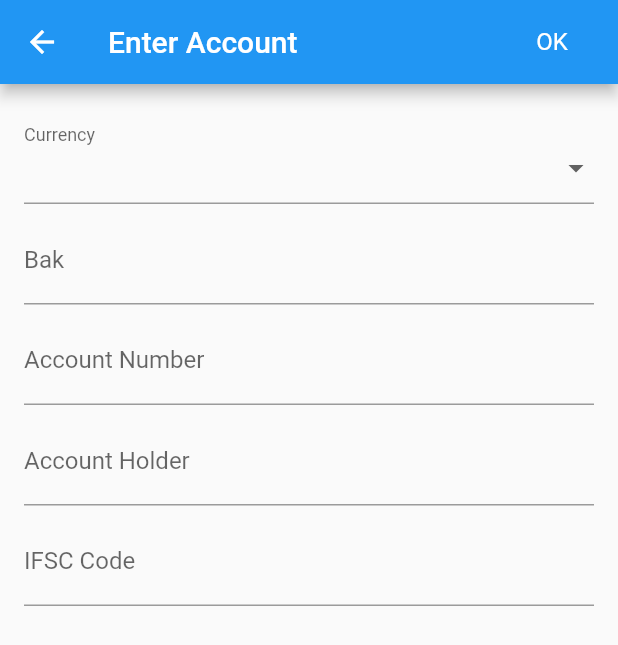
After one commit to yagnyam-in/proxy-flutter, a Flutter app: the ReceivingAccountDialog screen opened directly, on a phone screen of 412 x 824 dp. The commit adds this screen. Shown: the top 645 px of the screen. Run offline on Flutter 3.47's test engine with Material 2 defaults, Android fonts, the phone set to English and light mode, and no system bars; our stand-ins replace firebase_messaging, flutter_slidable, shared_preferences, sqflite, tuple; missing offline and left inert: proxy_core, proxy_messages; accounts and stored records are empty.

Commit message:
adding receiving accounts

```diff
--- /dev/null
+++ b/lib/banking/receiving_account_dialog.dart
@@ -0,0 +1,188 @@
+import 'package:flutter/material.dart';
+import 'package:proxy_core/core.dart';
+import 'package:proxy_flutter/localizations.dart';
+import 'package:proxy_flutter/model/receiving_account_entity.dart';
+import 'package:proxy_messages/banking.dart';
+
+typedef SetupMasterProxyCallback = void Function(ProxyId proxyId);
+
+class ReceivingAccountDialog extends StatefulWidget {
+  final ReceivingAccountEntity receivingAccount;
+
+  ReceivingAccountDialog({Key key, this.receivingAccount}) : super(key: key) {
+    print("Constructing ReceivingAccountDialog");
+  }
+
+  @override
+  _ReceivingAccountDialogState createState() =>
+      _ReceivingAccountDialogState(receivingAccount);
+}
+
+class _ReceivingAccountDialogState extends State<ReceivingAccountDialog> {
+  final ReceivingAccountEntity receivingAccount;
+  final GlobalKey<ScaffoldState> _scaffoldKey = new GlobalKey<ScaffoldState>();
+  final GlobalKey<FormState> _formKey = GlobalKey<FormState>();
+
+  final TextEditingController accountNameController;
+  final TextEditingController accountNumberController;
+  final TextEditingController accountHolderController;
+  final TextEditingController bankController;
+  final TextEditingController ifscCodeController;
+  final List<String> validCurrencies = [Currency.INR, Currency.EUR];
+
+  String _currency;
+
+  _ReceivingAccountDialogState(this.receivingAccount)
+      : accountNameController =
+            TextEditingController(text: receivingAccount?.accountName),
+        accountNumberController =
+            TextEditingController(text: receivingAccount?.accountNumber),
+        accountHolderController =
+            TextEditingController(text: receivingAccount?.accountHolder),
+        bankController = TextEditingController(text: receivingAccount?.bank),
+        ifscCodeController =
+            TextEditingController(text: receivingAccount?.ifscCode) {
+    _currency = receivingAccount?.currency;
+  }
+
+  void showError(String message) {
+    _scaffoldKey.currentState.showSnackBar(SnackBar(
+      content: Text(message),
+      duration: Duration(seconds: 3),
+    ));
+  }
+
+  @override
+  Widget build(BuildContext context) {
+    ProxyLocalizations localizations = ProxyLocalizations.of(context);
+
+    return Scaffold(
+      key: _scaffoldKey,
+      appBar: AppBar(
+        title: Text(localizations.enterAmountTitle),
+        actions: [
+          new FlatButton(
+              onPressed: () => _submit(localizations),
+              child: new Text(localizations.okButtonLabel,
+                  style: Theme.of(context)
+                      .textTheme
+                      .subhead
+                      .copyWith(color: Colors.white))),
+        ],
+      ),
+      body: Padding(
+        padding: EdgeInsets.fromLTRB(16.0, 16.0, 16.0, 8.0),
+        child: form(context),
+      ),
+    );
+  }
+
+  Widget form(BuildContext context) {
+    ProxyLocalizations localizations = ProxyLocalizations.of(context);
+
+    return Form(
+      key: _formKey,
+      child: ListView(
+        children: <Widget>[
+          new FormField(
+            builder: (FormFieldState state) {
+              return InputDecorator(
+                decoration: InputDecoration(
+                  labelText: localizations.currency,
+                  // helperText: localizations.currencyHint,
+                ),
+                isEmpty: _currency == '',
+                child: new DropdownButtonHideUnderline(
+                  child: new DropdownButton(
+                    value: _currency,
+                    isDense: true,
+                    onChanged: (String newValue) {
+                      setState(() {
+                        _currency = newValue;
+                        state.didChange(newValue);
+                      });
+                    },
+                    items: validCurrencies.map((String value) {
+                      return new DropdownMenuItem(
+                        value: value,
+                        child: new Text(value),
+                      );
+                    }).toList(),
+                  ),
+                ),
+              );
+            },
+          ),
+          const SizedBox(height: 8.0),
+          TextFormField(
+            controller: bankController,
+            decoration: InputDecoration(
+              labelText: localizations.bank,
+            ),
+            validator: (value) => _fieldValidator(localizations, value),
+          ),
+          const SizedBox(height: 8.0),
+          TextFormField(
+            controller: accountNumberController,
+            decoration: InputDecoration(
+              labelText: localizations.accountNumber,
+            ),
+            validator: (value) => _fieldValidator(localizations, value),
+          ),
+          const SizedBox(height: 8.0),
+          TextFormField(
+            controller: accountHolderController,
+            decoration: InputDecoration(
+              labelText: localizations.accountHolder,
+            ),
+            validator: (value) => _fieldValidator(localizations, value),
+          ),
+          const SizedBox(height: 8.0),
+          TextFormField(
+            controller: ifscCodeController,
+            decoration: InputDecoration(
+              labelText: localizations.ifscCode,
+            ),
+            validator: (value) => _currency == Currency.INR ? _fieldValidator(localizations, value) : null,
+          ),
+          /*
+          const SizedBox(height: 8.0),
+          TextFormField(
+            controller: accountNameController,
+            decoration: InputDecoration(
+              labelText: localizations.accountName,
+            ),
+          ),
+          */
+        ],
+      ),
+    );
+  }
+
+  void _submit(ProxyLocalizations localizations) {
+    if (_currency == null || _currency.isEmpty) {
+      print("Invalid currency");
+      showError(localizations.fieldIsMandatory(localizations.currency));
+    } else if (!_formKey.currentState.validate()) {
+      print("Validation failure");
+    } else {
+      Navigator.of(context).pop(new ReceivingAccountEntity(
+        id: receivingAccount?.id,
+        accountName: accountNameController.text,
+        accountNumber: accountNumberController.text,
+        accountHolder: accountHolderController.text,
+        bank: bankController.text,
+        currency: _currency,
+        ifscCode: ifscCodeController.text,
+        active: receivingAccount?.active ?? true,
+      ));
+    }
+  }
+
+  String _fieldValidator(ProxyLocalizations localizations, String value) {
+    if (value == null || value.isEmpty) {
+      return localizations.fieldIsMandatory(localizations.thisField);
+    }
+    return null;
+  }
+}
--- a/lib/db/db.dart
+++ b/lib/db/db.dart
@@ -5,6 +5,7 @@ import 'package:proxy_flutter/db/enticement_repo.dart';
 import 'package:proxy_flutter/db/proxy_account_repo.dart';
 import 'package:proxy_flutter/db/proxy_key_repo.dart';
 import 'package:proxy_flutter/db/proxy_repo.dart';
+import 'package:proxy_flutter/db/receiving_account_repo.dart';
 import 'package:sqflite/sqflite.dart';
 
 Database _database;
@@ -117,6 +118,7 @@ class DB {
     await ProxyKeyRepo.onCreate(db, version);
     await ProxyAccountRepo.onCreate(db, version);
     await EnticementRepo.onCreate(db, version);
+    await ReceivingAccountRepo.onCreate(db, version);
   }
 
   static Future<void> onUpgrade(Database database, int oldVersion, int newVersion) async {
@@ -125,5 +127,6 @@ class DB {
     await ProxyKeyRepo.onUpgrade(db, oldVersion, newVersion);
     await ProxyAccountRepo.onUpgrade(db, oldVersion, newVersion);
     await EnticementRepo.onUpgrade(db, oldVersion, newVersion);
+    await ReceivingAccountRepo.onUpgrade(db, oldVersion, newVersion);
   }
 }
--- /dev/null
+++ b/lib/db/receiving_account_repo.dart
@@ -0,0 +1,117 @@
+import 'dart:async';
+
+import 'package:proxy_flutter/db/db.dart';
+import 'package:proxy_flutter/model/receiving_account_entity.dart';
+
+class ReceivingAccountRepo {
+  final DB db;
+
+  ReceivingAccountRepo._instance(this.db);
+
+  factory ReceivingAccountRepo.instance(DB database) =>
+      ReceivingAccountRepo._instance(database);
+
+  Future<List<ReceivingAccountEntity>> fetchAccountsForCurrency(
+      String currency) async {
+    List<Map> rows = await db.query(
+      TABLE,
+      columns: ALL_COLUMNS,
+      where: '$CURRENCY = ? AND $ACTIVE = 1',
+      whereArgs: [currency],
+    );
+    return rows.map(_mapToEntity).toList();
+  }
+
+  Future<List<ReceivingAccountEntity>> fetchAccounts() async {
+    List<Map> rows = await db.query(
+      TABLE,
+      columns: ALL_COLUMNS,
+      where: '$ACTIVE = 1',
+    );
+    return rows.map(_mapToEntity).toList();
+  }
+
+  Future<int> _insert(ReceivingAccountEntity receivingAccount) {
+    return db.insert(TABLE, _entityToMap(receivingAccount));
+  }
+
+  Future<int> _update(ReceivingAccountEntity receivingAccount) {
+    return db.update(
+      TABLE,
+      _entityToMap(receivingAccount),
+      where: '$ID = ?',
+      whereArgs: [receivingAccount.id],
+    );
+  }
+
+  Future<int> save(ReceivingAccountEntity receivingAccount) {
+    if (receivingAccount.id == null || receivingAccount.id == 0) {
+      return _insert(receivingAccount);
+    } else {
+      return _update(receivingAccount);
+    }
+  }
+
+  static Map<String, dynamic> _entityToMap(ReceivingAccountEntity entity) {
+    return {
+      // Ignore ID
+      ACCOUNT_NAME: entity.accountName,
+      ACCOUNT_NUMBER: entity.accountNumber,
+      ACCOUNT_HOLDER: entity.accountHolder,
+      BANK: entity.bank,
+      CURRENCY: entity.currency,
+      IFSC_CODE: entity.ifscCode,
+      ACTIVE: entity.active ? 1 : 0,
+    };
+  }
+
+  static ReceivingAccountEntity _mapToEntity(Map<dynamic, dynamic> map) {
+    return ReceivingAccountEntity(
+      id: map[ID],
+      accountName: map[ACCOUNT_NAME],
+      accountNumber: map[ACCOUNT_NUMBER],
+      accountHolder: map[ACCOUNT_HOLDER],
+      bank: map[BANK],
+      currency: map[CURRENCY],
+      ifscCode: map[IFSC_CODE],
+      active: map[ACTIVE] != 0,
+    );
+  }
+
+  static const String TABLE = "RECEIVING_ACCOUNT";
+  static const String ID = "id";
+  static const String ACCOUNT_NAME = "accountName";
+  static const String ACCOUNT_NUMBER = "accountNumber";
+  static const String ACCOUNT_HOLDER = "accountHolder";
+  static const String BANK = "bank";
+  static const String CURRENCY = "currency";
+  static const String IFSC_CODE = "ifscCode";
+  static const String ACTIVE = "active";
+
+  static const ALL_COLUMNS = [
+    ID,
+    ACCOUNT_NAME,
+    ACCOUNT_NUMBER,
+    ACCOUNT_HOLDER,
+    BANK,
+    CURRENCY,
+    IFSC_CODE,
+    ACTIVE
+  ];
+
+  static Future<void> onCreate(DB db, int version) {
+    return db.execute('CREATE TABLE $TABLE ('
+        '$ID INTEGER PRIMARY KEY, '
+        '$ACCOUNT_NAME TEXT, '
+        '$ACCOUNT_NUMBER TEXT, '
+        '$ACCOUNT_HOLDER TEXT, '
+        '$BANK TEXT, '
+        '$CURRENCY TEXT, '
+        '$IFSC_CODE TEXT, '
+        '$ACTIVE INTEGER)');
+  }
+
+  static Future<void> onUpgrade(DB db, int oldVersion, int newVersion) {
+    return Future.value();
+  }
+}
--- a/lib/localizations.dart
+++ b/lib/localizations.dart
@@ -369,6 +369,86 @@ class ProxyLocalizations {
       desc: 'Refresh Button Hint',
     );
   }
+
+  String get receivingAccountsButtonHint {
+    return Intl.message(
+      'Receiving Accounts',
+      name: 'receivingAccountsButtonHint',
+      desc: 'Receiving Accounts Button Hint',
+    );
+  }
+
+  String get receivingAccountsPageTitle {
+    return Intl.message(
+      'Receiving Accounts',
+      name: 'receivingAccountsPageTitle',
+      desc: 'Receiving Accounts Page Hint',
+    );
+  }
+
+  String get newReceivingAccountsButtonHint {
+    return Intl.message(
+      'New Receiving Account',
+      name: 'newReceivingAccountsButtonHint',
+      desc: 'New Receiving Account Button Hint',
+    );
+  }
+
+  String get thisField {
+    return Intl.message(
+      'This field',
+      name: 'thisField',
+      desc: 'This field - to show in errors',
+    );
+  }
+
+  String get bank {
+    return Intl.message(
+      'Bak',
+      name: 'bank',
+      desc: 'Bank field name',
+    );
+  }
+
+  String get accountNumber {
+    return Intl.message(
+      'Account Number',
+      name: 'accountNumber',
+      desc: 'Account Number field name',
+    );
+  }
+
+  String get accountHolder {
+    return Intl.message(
+      'Account Holder',
+      name: 'accountHolder',
+      desc: 'Account Holder field name',
+    );
+  }
+
+  String get accountName {
+    return Intl.message(
+      'Account Name',
+      name: 'accountName',
+      desc: 'Account Name field name',
+    );
+  }
+
+  String get ifscCode {
+    return Intl.message(
+      'IFSC Code',
+      name: 'ifscCode',
+      desc: 'IFSC code field name',
+    );
+  }
+
+  String get edit {
+    return Intl.message(
+      'Edit',
+      name: 'edit',
+      desc: 'Edit',
+    );
+  }
 }
 
 class ProxyLocalizationsDelegate
--- /dev/null
+++ b/lib/model/receiving_account_entity.dart
@@ -0,0 +1,23 @@
+import 'package:meta/meta.dart';
+
+class ReceivingAccountEntity {
+  final int id;
+  final String accountName;
+  final String accountNumber;
+  final String accountHolder;
+  final String bank;
+  final String currency;
+  final String ifscCode;
+  bool active;
+
+  ReceivingAccountEntity({
+    int id,
+    @required this.accountName,
+    @required this.accountNumber,
+    @required this.accountHolder,
+    @required this.bank,
+    @required this.currency,
+    String ifscCode,
+    bool active = true,
+  })  : this.id = id, this.ifscCode = ifscCode, this.active = active;
+}
--- a/lib/services/service_factory.dart
+++ b/lib/services/service_factory.dart
@@ -4,6 +4,7 @@ import 'package:proxy_core/services.dart';
 import 'package:proxy_flutter/db/db.dart';
 import 'package:proxy_flutter/db/proxy_account_repo.dart';
 import 'package:proxy_flutter/db/proxy_key_repo.dart';
+import 'package:proxy_flutter/db/receiving_account_repo.dart';
 import 'package:proxy_flutter/services/banking_service.dart';
 import 'package:proxy_flutter/services/cryptography_service_impl.dart';
 import 'package:proxy_flutter/services/notification_service.dart';
@@ -46,6 +47,10 @@ class ServiceFactory {
     return ProxyAccountRepo.instance(DB.instance());
   }
 
+  static ReceivingAccountRepo receivingAccountRepo() {
+    return ReceivingAccountRepo.instance(DB.instance());
+  }
+
   static BankingService bankingService() {
     return BankingService(
       messageFactory: messageFactory(),
```
Also changed, not shown: lib/banking/banking_home.dart (+39 -10 lines), lib/banking/receiving_account_card.dart (added, +49 -0 lines), lib/banking/receiving_accounts.dart (added, +166 -0 lines).
